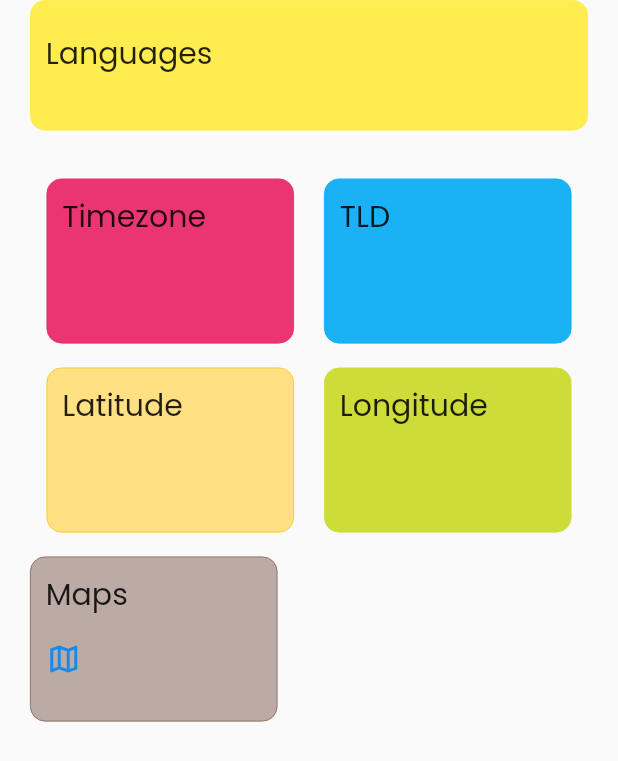
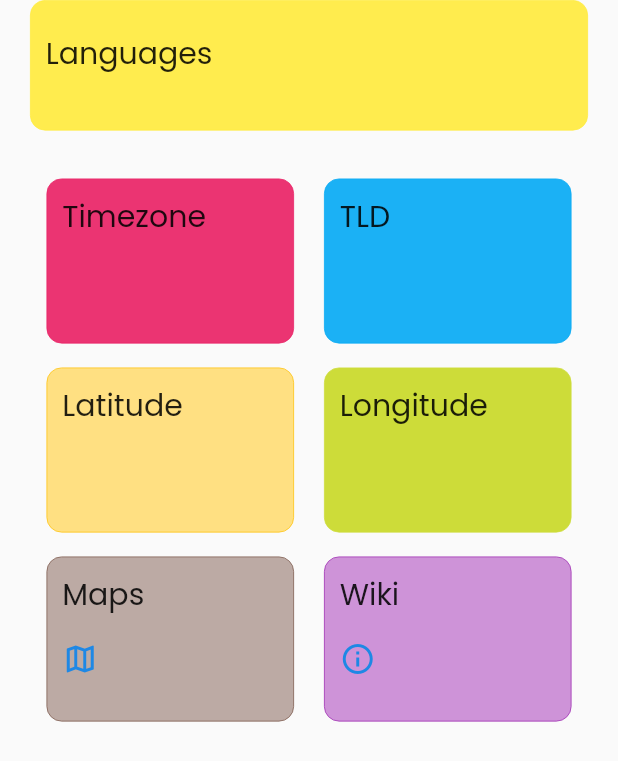
Before and after one commit to Pragades-Rajagopal/countries-info-app, a Flutter app: what extraShelf() shows on an empty page, opened directly with empty values, on a phone screen of 412 x 824 dp. Shown: the top 761 px of the screen. Run offline on Flutter 3.47's test engine with Material 2 defaults, Android fonts, the light colour scheme and no system bars; our stand-ins replace google_fonts; missing offline and left inert: autocomplete_textfield; network calls fail; statements that could not run were skipped.

Commit message:
changes to UI & suggestive bar

```diff
--- a/lib/widgets/extras_shelf.dart
+++ b/lib/widgets/extras_shelf.dart
@@ -22,6 +22,7 @@ Widget extraShelf(
   String? lat,
   String? lng,
   String? maps,
+  String? commonName,
 ) {
   return SingleChildScrollView(
     child: Column(
@@ -281,7 +282,7 @@ Widget extraShelf(
         ),
         divXL,
         Row(
-          mainAxisAlignment: MainAxisAlignment.start,
+          mainAxisAlignment: MainAxisAlignment.center,
           crossAxisAlignment: CrossAxisAlignment.center,
           children: [
             Container(
@@ -327,6 +328,50 @@ Widget extraShelf(
                 ],
               ),
             ),
+            Container(
+              width: 165,
+              height: 110,
+              margin: const EdgeInsets.only(
+                right: 20,
+                left: 10,
+              ),
+              decoration: BoxDecoration(
+                borderRadius: BorderRadius.circular(10.0),
+                color: Colors.purple[200],
+                border: containerBorder(Colors.purple),
+              ),
+              padding: const EdgeInsets.symmetric(
+                vertical: 10,
+                horizontal: 10,
+              ),
+              child: Column(
+                children: [
+                  const Row(
+                    children: [
+                      Text(
+                        "Wiki",
+                        style: containerTitleStyle,
+                      )
+                    ],
+                  ),
+                  divXL,
+                  Row(
+                    children: [
+                      InkWell(
+                        onTap: () => launchUrl(
+                          Uri.parse(
+                              "https://en.wikipedia.org/wiki/$commonName"),
+                        ),
+                        child: const Icon(
+                          Icons.info_outline,
+                          color: Color.fromRGBO(30, 136, 229, 1),
+                        ),
+                      ),
+                    ],
+                  ),
+                ],
+              ),
+            ),
           ],
         ),
       ],
```
Also changed, not shown: lib/models/countries_info.dart (+8 -4 lines), lib/screens/homepage.dart (+20 -4 lines), lib/services/rest_countries_api.dart (+16 -0 lines).
